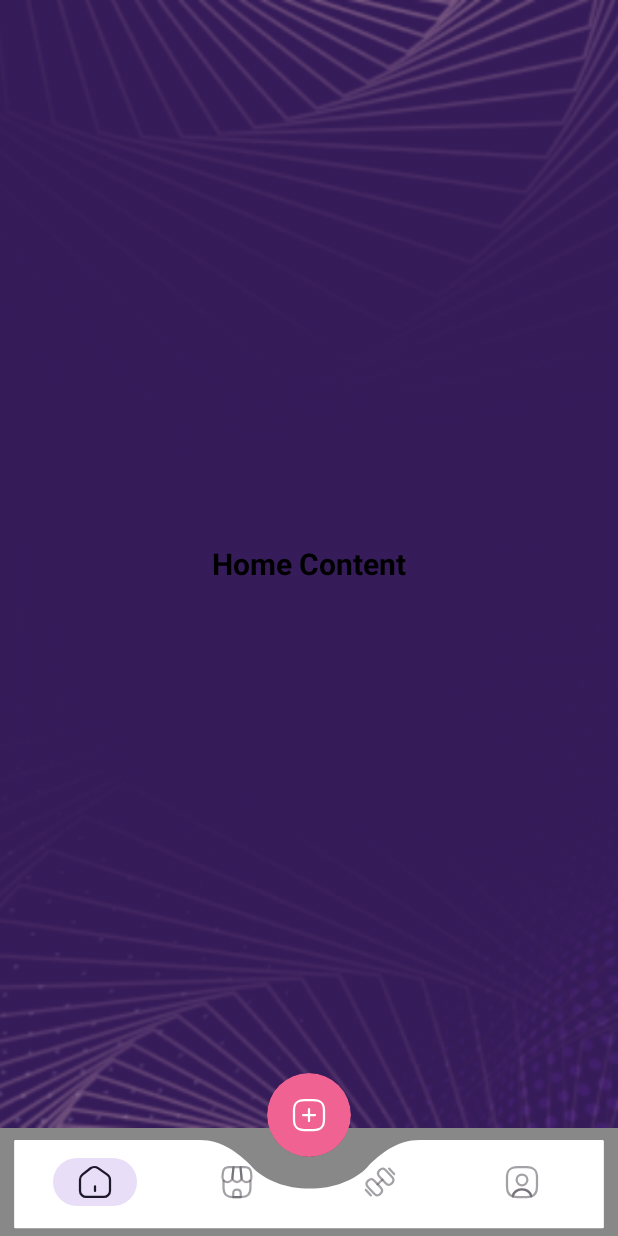
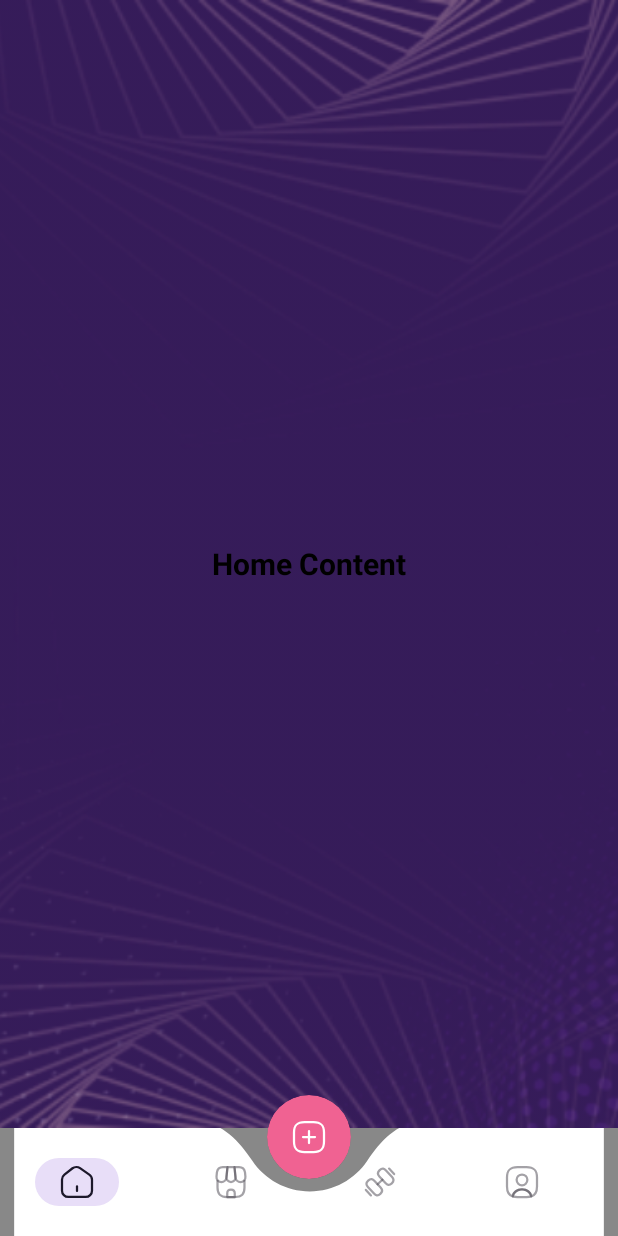
Before and after one commit to asheeshrajput12/mCodeAlarm, an Android app built with Jetpack Compose: the screen it shows after launch (ActivityTabView), on a phone screen of 412 x 824 dp. Run offline under Robolectric (Android 15) with nearby library versions, the phone set to English and light mode, and no system bars.

Commit message:
set bottom full height

```diff
--- a/app/src/main/java/com/asheeshk/myalarm/ActivityTabView.kt
+++ b/app/src/main/java/com/asheeshk/myalarm/ActivityTabView.kt
@@ -40,7 +40,7 @@ class ActivityTabView : ComponentActivity() {
         super.onCreate(savedInstanceState)
         enableEdgeToEdge() // Assuming this method is defined elsewhere in your project
         setContent {
-            window?.decorView?.systemUiVisibility = View.SYSTEM_UI_FLAG_FULLSCREEN or View.SYSTEM_UI_FLAG_IMMERSIVE_STICKY
+          //  window?.decorView?.systemUiVisibility = View.SYSTEM_UI_FLAG_FULLSCREEN or View.SYSTEM_UI_FLAG_IMMERSIVE_STICKY
             TabsView()
             window.decorView.systemUiVisibility =
                 View.SYSTEM_UI_FLAG_FULLSCREEN or            // Hide status bar
@@ -81,15 +81,15 @@ fun TabsView() {
                 Image(
                     painter = painterResource(id = R.drawable.tab_background), // Replace with your drawable resource
                     contentDescription = null,
-                    contentScale = ContentScale.FillBounds,
-                    modifier = Modifier.fillMaxWidth().wrapContentHeight()
+                    contentScale = ContentScale.FillWidth,
+                    modifier = Modifier.fillMaxWidth().fillMaxHeight()
                 )
                 // Left Tabs (Home and Shop)
                 Row(
                     modifier = Modifier
                         .align(Alignment.CenterStart)
                         .fillMaxWidth(0.5f) // Ensure equal width for left and right sections
-                        .padding(start = 16.dp)
+                        .padding(start = 0.dp)
                 ) {
                     NavigationBarItem(
                         selected = pagerState.currentPage == 0,
@@ -130,7 +130,7 @@ fun TabsView() {
                               },
                     modifier = Modifier
                         .align(Alignment.Center)
-                        .offset(y = (-45).dp) // Push FAB above the curve
+                        .offset(y = (-30).dp) // Push FAB above the curve
                         .clip(CircleShape) // Make FAB fully rounded
                         .background(Color.Transparent, shape = CircleShape)  // Transparent background (gradient applied to icon)
                         .shadow(20.dp, CircleShape) // FAB shadow for elevation
```
